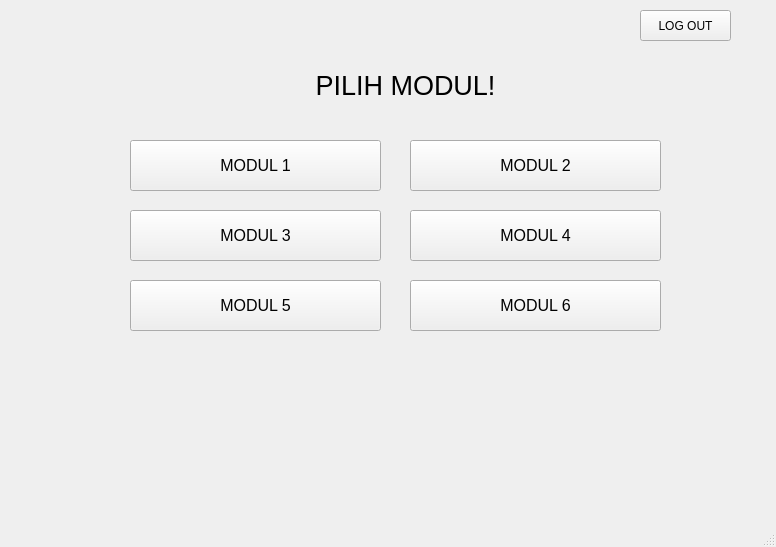
thaa15/proyekgui, file Modul_modulpage.ui: the form before one commit.
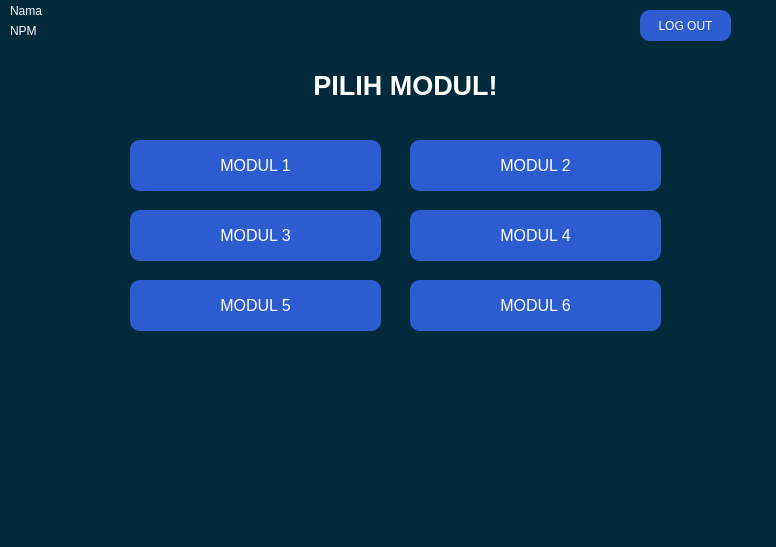
The form after the commit.

Commit message: feat: modul 6 half

```diff
--- a/Modul_modulpage.ui
+++ b/Modul_modulpage.ui
@@ -13,6 +13,9 @@
   <property name="windowTitle">
    <string>MainWindow</string>
   </property>
+  <property name="styleSheet">
+   <string notr="true">background: #012A3B;</string>
+  </property>
   <widget class="QWidget" name="centralwidget">
    <widget class="QLabel" name="label">
     <property name="geometry">
@@ -27,8 +30,15 @@
      <font>
       <family>Segoe UI Historic</family>
       <pointsize>20</pointsize>
+      <weight>75</weight>
+      <bold>true</bold>
      </font>
     </property>
+    <property name="styleSheet">
+     <string notr="true">QLabel{
+	color: white;
+}</string>
+    </property>
     <property name="text">
      <string>PILIH MODUL!</string>
     </property>
@@ -45,6 +55,17 @@
       <height>31</height>
      </rect>
     </property>
+    <property name="styleSheet">
+     <string notr="true">QPushButton {
+    background-color: #2B5DD1;
+    color: #FFFFFF;
+    padding: 2px;
+    border-radius: 10px;
+}
+QPushButton:hover {
+    background-color: lightgreen;
+}</string>
+    </property>
     <property name="text">
      <string>LOG OUT</string>
     </property>
@@ -63,6 +84,17 @@
       <pointsize>12</pointsize>
      </font>
     </property>
+    <property name="styleSheet">
+     <string notr="true">QPushButton {
+    background-color: #2B5DD1;
+    color: #FFFFFF;
+    padding: 2px;
+    border-radius: 10px;
+}
+QPushButton:hover {
+    background-color: lightgreen;
+}</string>
+    </property>
     <property name="text">
      <string>MODUL 1</string>
     </property>
@@ -81,6 +113,17 @@
       <pointsize>12</pointsize>
      </font>
     </property>
+    <property name="styleSheet">
+     <string notr="true">QPushButton {
+    background-color: #2B5DD1;
+    color: #FFFFFF;
+    padding: 2px;
+    border-radius: 10px;
+}
+QPushButton:hover {
+    background-color: lightgreen;
+}</string>
+    </property>
     <property name="text">
      <string>MODUL 2</string>
     </property>
@@ -99,6 +142,17 @@
       <pointsize>12</pointsize>
      </font>
     </property>
+    <property name="styleSheet">
+     <string notr="true">QPushButton {
+    background-color: #2B5DD1;
+    color: #FFFFFF;
+    padding: 2px;
+    border-radius: 10px;
+}
+QPushButton:hover {
+    background-color: lightgreen;
+}</string>
+    </property>
     <property name="text">
      <string>MODUL 3</string>
     </property>
@@ -117,6 +171,17 @@
       <pointsize>12</pointsize>
      </font>
     </property>
+    <property name="styleSheet">
+     <string notr="true">QPushButton {
+    background-color: #2B5DD1;
+    color: #FFFFFF;
+    padding: 2px;
+    border-radius: 10px;
+}
+QPushButton:hover {
+    background-color: lightgreen;
+}</string>
+    </property>
     <property name="text">
      <string>MODUL 4</string>
     </property>
@@ -135,6 +200,17 @@
       <pointsize>12</pointsize>
      </font>
     </property>
+    <property name="styleSheet">
+     <string notr="true">QPushButton {
+    background-color: #2B5DD1;
+    color: #FFFFFF;
+    padding: 2px;
+    border-radius: 10px;
+}
+QPushButton:hover {
+    background-color: lightgreen;
+}</string>
+    </property>
     <property name="text">
      <string>MODUL 5</string>
     </property>
@@ -153,10 +229,57 @@
       <pointsize>12</pointsize>
      </font>
     </property>
+    <property name="styleSheet">
+     <string notr="true">QPushButton {
+    background-color: #2B5DD1;
+    color: #FFFFFF;
+    padding: 2px;
+    border-radius: 10px;
+}
+QPushButton:hover {
+    background-color: lightgreen;
+}</string>
+    </property>
     <property name="text">
      <string>MODUL 6</string>
     </property>
    </widget>
+   <widget class="QLabel" name="nama_label">
+    <property name="geometry">
+     <rect>
+      <x>10</x>
+      <y>0</y>
+      <width>161</width>
+      <height>21</height>
+     </rect>
+    </property>
+    <property name="styleSheet">
+     <string notr="true">QLabel{
+	color: white;
+}</string>
+    </property>
+    <property name="text">
+     <string>Nama</string>
+    </property>
+   </widget>
+   <widget class="QLabel" name="npm_label">
+    <property name="geometry">
+     <rect>
+      <x>10</x>
+      <y>20</y>
+      <width>171</width>
+      <height>21</height>
+     </rect>
+    </property>
+    <property name="styleSheet">
+     <string notr="true">QLabel{
+	color: white;
+}</string>
+    </property>
+    <property name="text">
+     <string>NPM</string>
+    </property>
+   </widget>
   </widget>
   <widget class="QMenuBar" name="menubar">
    <property name="geometry">
```
The commit also changes 12 other files.
